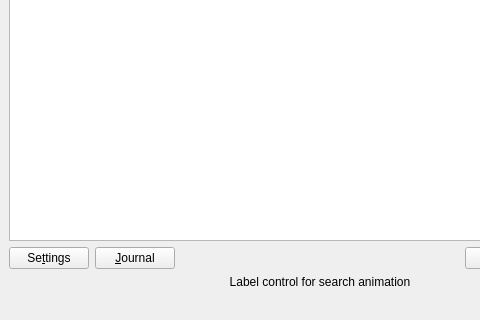
Qt form SearchGUI/src/searchwindow.ui (tmpprj/tmpprj) before a commit; both pictures show x 0 to 480 and y 160 to 480 of the 640 by 480 pixel window.
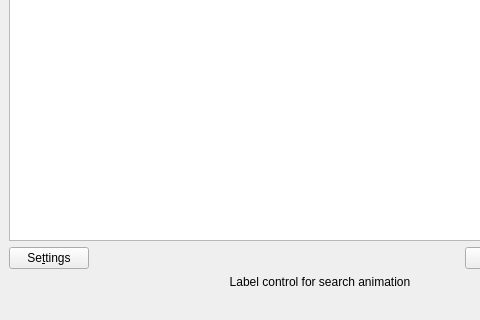
The same form after that commit. Custom widgets are drawn as their Qt base class.

The edit to the form file:
```diff
--- a/SearchGUI/src/searchwindow.ui
+++ b/SearchGUI/src/searchwindow.ui
@@ -192,13 +192,6 @@
         </property>
        </widget>
       </item>
-      <item>
-       <widget class="QPushButton" name="journalButton">
-        <property name="text">
-         <string>&amp;Journal</string>
-        </property>
-       </widget>
-      </item>
       <item>
        <spacer>
         <property name="orientation">
```
Left out of the diff: 147 changed lines with no effect on the pictures.
